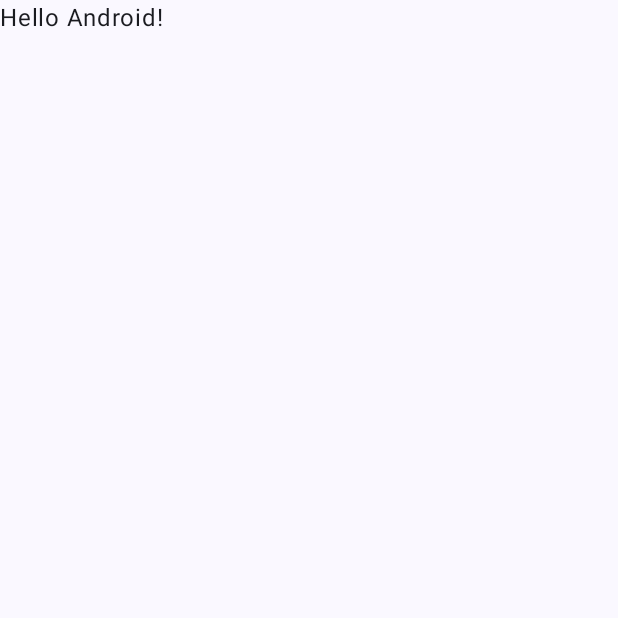
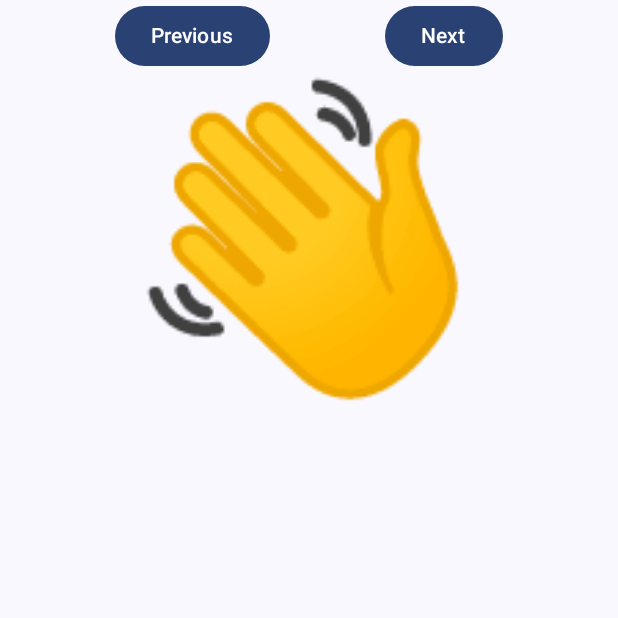
Before and after one commit to LukiaEdmiidz/RapidEmoji-Race, an Android app built with Jetpack Compose: the screen it shows after launch (MainActivity), on a phone screen of 412 x 824 dp, the top half of it. Before the commit the part shown is almost empty. Run offline under Robolectric (Android 15) with nearby library versions, the phone set to English and light mode, and no system bars.

```diff
--- a/Android/app/build.gradle.kts
+++ b/Android/app/build.gradle.kts
@@ -9,7 +9,7 @@ android {
 
     defaultConfig {
         applicationId = "com.edmiidz.rapidemoji_race"
-        minSdk = 33
+        minSdk = 32
         targetSdk = 34
         versionCode = 1
         versionName = "1.0"
--- a/Android/app/src/main/java/com/edmiidz/rapidemoji_race/MainActivity.kt
+++ b/Android/app/src/main/java/com/edmiidz/rapidemoji_race/MainActivity.kt
@@ -11,10 +11,42 @@ import androidx.compose.runtime.Composable
 import androidx.compose.ui.Modifier
 import androidx.compose.ui.tooling.preview.Preview
 import com.edmiidz.rapidemoji_race.ui.theme.RapidEmojiRaceTheme
+import java.util.UUID
+import androidx.compose.runtime.*
+import androidx.compose.foundation.layout.*
+import androidx.compose.material3.*
+import androidx.compose.ui.*
+import androidx.compose.ui.unit.*
+import androidx.compose.foundation.clickable
+import androidx.compose.foundation.layout.Column
+
+
+
+//Flashcard Data Class
+data class Flashcard(val id: UUID = UUID.randomUUID(), val emoji: String, val word: String)
+
+// List of Flashcards
+val flashcards = listOf(
+    Flashcard(emoji = "👋", word = "Hello"),
+    Flashcard(emoji = "😀", word = "Smile"),
+    Flashcard(emoji = "🍎", word = "Apple"),
+    Flashcard(emoji = "🚗", word = "Car"),
+    Flashcard(emoji = "🌲", word = "Tree"),
+    Flashcard(emoji = "🐱", word = "Cat"),
+    Flashcard(emoji = "📚", word = "Book"),
+    Flashcard(emoji = "🚀", word = "Rocket"),
+    Flashcard(emoji = "🎩", word = "Hat"),
+    Flashcard(emoji = "🌂", word = "Umbrella"),
+    Flashcard(emoji = "⏰", word = "Clock")
+)
+
+
+
 
 class MainActivity : ComponentActivity() {
     override fun onCreate(savedInstanceState: Bundle?) {
         super.onCreate(savedInstanceState)
+
         setContent {
             RapidEmojiRaceTheme {
                 // A surface container using the 'background' color from the theme
@@ -22,7 +54,7 @@ class MainActivity : ComponentActivity() {
                     modifier = Modifier.fillMaxSize(),
                     color = MaterialTheme.colorScheme.background
                 ) {
-                    Greeting("Android")
+                    FlashcardScreen() // Use FlashcardScreen here
                 }
             }
         }
@@ -30,17 +62,66 @@ class MainActivity : ComponentActivity() {
 }
 
 @Composable
-fun Greeting(name: String, modifier: Modifier = Modifier) {
-    Text(
-        text = "Hello $name!",
-        modifier = modifier
-    )
+fun FlashcardScreen() {
+    var showWord by remember { mutableStateOf(false) }
+    var currentIndex by remember { mutableStateOf(0) }
+
+    Column(modifier = Modifier.padding(16.dp)) {
+        FlashcardView(
+            flashcard = flashcards[currentIndex],
+            showWord = showWord,
+            onCardTap = { showWord = !showWord }
+        )
+    }
+
+    Row(horizontalArrangement = Arrangement.SpaceEvenly) {
+        Button(onClick = {
+            if (currentIndex > 0) currentIndex--
+            showWord = false  // Reset word visibility
+        }) {
+            Text("Previous")
+        }
+
+        Button(onClick = {
+            if (currentIndex < flashcards.size - 1) currentIndex++
+            showWord = false  // Reset word visibility
+        }) {
+            Text("Next")
+        }
+    }
 }
+
+
+@Composable
+fun FlashcardView(flashcard: Flashcard, showWord: Boolean, onCardTap: () -> Unit) {
+    Column(
+        modifier = Modifier
+            .padding(16.dp)
+            .fillMaxWidth()  // Fills the maximum width of the parent
+            .clickable(onClick = onCardTap),  // Calls the onCardTap function when clicked
+        horizontalAlignment = Alignment.CenterHorizontally,  // Centers content horizontally
+        verticalArrangement = Arrangement.Center  // Centers content vertically
+    ) {
+        Text(
+            text = flashcard.emoji,
+            fontSize = 200.sp,  // Adjust the size as desired
+            modifier = Modifier.padding(16.dp)
+        )
+        if (showWord) {
+            Text(
+                text = flashcard.word,
+                fontSize = 24.sp,  // Adjust the title font size as desired
+                modifier = Modifier.padding(16.dp)
+            )
+        }
+    }
+}
+
 
 @Preview(showBackground = true)
 @Composable
-fun GreetingPreview() {
+fun FlashcardScreenPreview() {
     RapidEmojiRaceTheme {
-        Greeting("Android")
+        FlashcardScreen()
     }
 }
```
